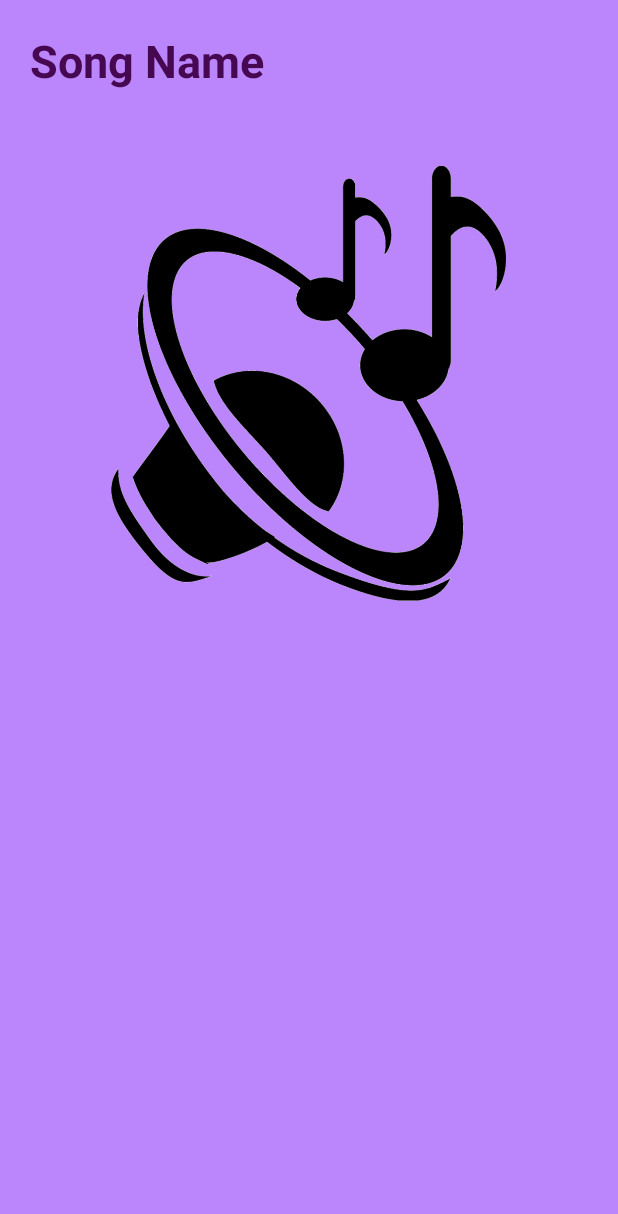
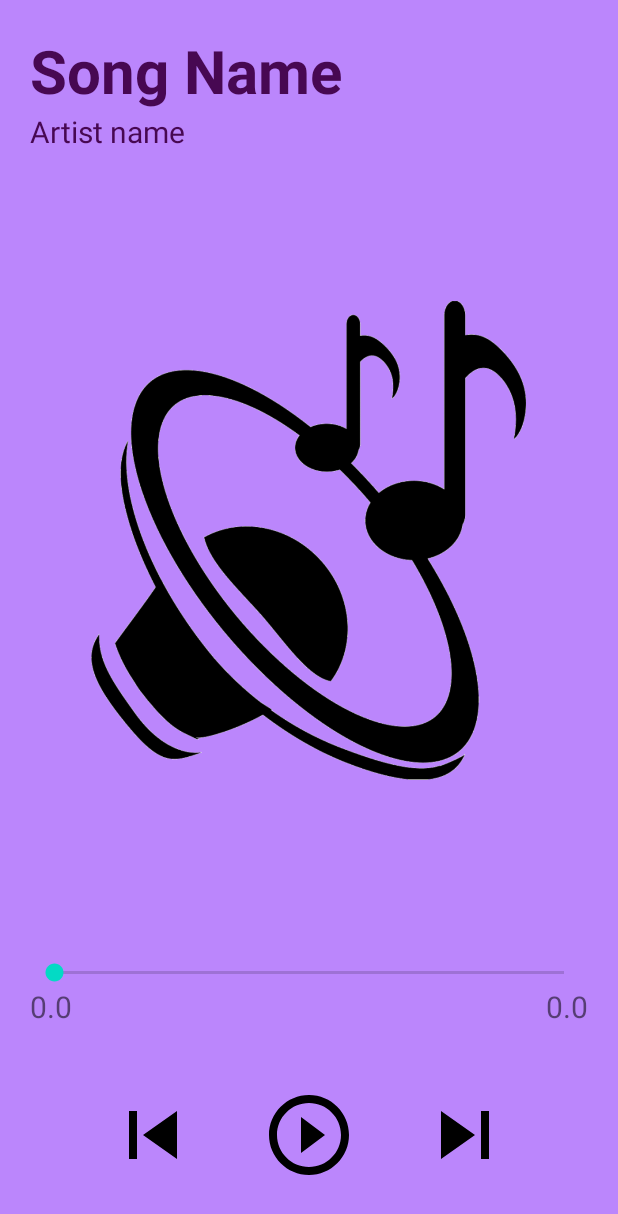
Before and after one commit to ThejanB/CT-Music-Player, an Android app: the layout audio_card.xml on its own in the app's theme, with its tools: preview values and no code run, on a phone screen of 412 x 824 dp. Shown: the top 1214 px of the screen. Run offline under Robolectric (Android 15) with nearby library versions, the phone set to English and light mode, and no system bars.

Commit message:
Created Audio card to display current playing audio/song

```diff
--- a/app/src/main/res/drawable/baseline_pause_circle_outline_24.xml
+++ b/app/src/main/res/drawable/baseline_pause_circle_outline_24.xml
@@ -1,6 +1,6 @@
 <vector xmlns:android="http://schemas.android.com/apk/res/android"
     android:height="64dp"
-    android:tint="#FFFFFF"
+    android:tint="#000000"
     android:viewportHeight="24"
     android:viewportWidth="24"
     android:width="64dp">
--- a/app/src/main/res/drawable/baseline_play_circle_outline_24.xml
+++ b/app/src/main/res/drawable/baseline_play_circle_outline_24.xml
@@ -1,6 +1,6 @@
 <vector xmlns:android="http://schemas.android.com/apk/res/android"
     android:height="64dp"
-    android:tint="#FFFFFF"
+    android:tint="#000000"
     android:viewportHeight="24"
     android:viewportWidth="24"
     android:width="64dp">
--- a/app/src/main/res/drawable/baseline_skip_next_24.xml
+++ b/app/src/main/res/drawable/baseline_skip_next_24.xml
@@ -1,6 +1,6 @@
 <vector xmlns:android="http://schemas.android.com/apk/res/android"
     android:height="64dp"
-    android:tint="#FFFFFF"
+    android:tint="#000000"
     android:viewportHeight="24"
     android:viewportWidth="24"
     android:width="64dp">
--- a/app/src/main/res/drawable/baseline_skip_previous_24.xml
+++ b/app/src/main/res/drawable/baseline_skip_previous_24.xml
@@ -1,6 +1,6 @@
 <vector xmlns:android="http://schemas.android.com/apk/res/android"
     android:height="64dp"
-    android:tint="#FFFFFF"
+    android:tint="#000000"
     android:viewportHeight="24"
     android:viewportWidth="24"
     android:width="64dp">
--- a/app/src/main/res/layout/audio_card.xml
+++ b/app/src/main/res/layout/audio_card.xml
@@ -11,26 +11,110 @@
         android:layout_width="match_parent"
         android:layout_height="wrap_content"
         android:text="@string/song_name"
-        android:textSize="30sp"
+        android:textSize="40sp"
         android:textStyle="bold"
         android:textColor="#470852"
         android:maxLines="1"
-        android:layout_margin="20dp"
+        android:layout_marginHorizontal="20dp"
+        android:layout_marginTop="20dp"
+        android:layout_marginBottom="0dp"
         android:layout_centerHorizontal="true"
+        android:ellipsize="marquee" />
+
+    <TextView
+        android:id="@+id/audioCardArtistName"
+        android:layout_width="match_parent"
+        android:layout_height="wrap_content"
+        android:text="Artist name"
+        android:textSize="20sp"
+        android:textColor="#470852"
+        android:maxLines="1"
+        android:layout_marginHorizontal="20dp"
+        android:layout_below="@id/audioCardSongName"
         android:ellipsize="marquee" />
 
     <ImageView
         android:id="@+id/audioCardImage"
         android:layout_width="350dp"
         android:layout_height="350dp"
-        android:layout_below="@id/audioCardSongName"
+        android:layout_below="@id/audioCardArtistName"
+        android:layout_above="@id/audioCardDuration"
         android:layout_centerHorizontal="true"
+        android:contentDescription="@string/audio_card_image"
         android:src="@drawable/music_notes_symbol"
         android:padding="30dp" />
 
+    <RelativeLayout
+        android:id="@+id/audioCardDuration"
+        android:layout_width="match_parent"
+        android:layout_height="wrap_content"
+        android:layout_above="@id/audioCardControlButtons"
+        android:padding="20dp">
 
+        <SeekBar
+            android:id="@+id/audioCardSeekBar"
+            android:layout_width="match_parent"
+            android:layout_height="wrap_content"
+            android:backgroundTint="@color/white"/>
 
+        <TextView
+            android:id="@+id/audioCardCurrentDuration"
+            android:layout_width="wrap_content"
+            android:layout_height="wrap_content"
+            android:text="0.0"
+            android:textSize="20sp"
+            android:layout_below="@id/audioCardSeekBar"/>
 
+        <TextView
+            android:id="@+id/audioCardTotalDuration"
+            android:layout_width="wrap_content"
+            android:layout_height="wrap_content"
+            android:text="0.0"
+            android:textSize="20sp"
+            android:layout_alignParentEnd="true"
+            android:layout_below="@id/audioCardSeekBar"/>
 
+    </RelativeLayout>
+
+    <RelativeLayout
+        android:id="@+id/audioCardControlButtons"
+        android:layout_width="match_parent"
+        android:layout_height="wrap_content"
+        android:layout_marginHorizontal="50dp"
+        android:layout_alignParentBottom="true"
+        android:layout_marginBottom="15dp">
+
+        <ImageButton
+            android:id="@+id/audioCardPreviousButton"
+            android:layout_width="wrap_content"
+            android:layout_height="wrap_content"
+            android:layout_centerVertical="true"
+            android:layout_alignParentStart="true"
+            android:layout_margin="20dp"
+            android:background="@android:color/transparent"
+            android:contentDescription="Previous Button"
+            android:src="@drawable/baseline_skip_previous_24" />
+
+        <ImageButton
+            android:id="@+id/audioCardPlayButton"
+            android:layout_width="wrap_content"
+            android:layout_height="wrap_content"
+            android:layout_centerHorizontal="true"
+            android:layout_centerVertical="true"
+            android:layout_margin="20dp"
+            android:background="@android:color/transparent"
+            android:contentDescription="Play Button"
+            android:src="@drawable/baseline_play_circle_outline_24" />
+
+        <ImageButton
+            android:id="@+id/audioCardNextButton"
+            android:layout_width="wrap_content"
+            android:layout_alignParentEnd="true"
+            android:layout_height="wrap_content"
+            android:layout_margin="20dp"
+            android:background="@android:color/transparent"
+            android:contentDescription="Next Button"
+            android:src="@drawable/baseline_skip_next_24" />
+    </RelativeLayout>
 
 </RelativeLayout>
--- a/app/src/main/res/values/strings.xml
+++ b/app/src/main/res/values/strings.xml
@@ -8,4 +8,5 @@
     <string name="permission_required_toast">Permission is required to access media files. Allow permission in settings to use the music player.</string>
     <string name="songImage">Song Image</string>
     <string name="song_name">Song Name</string>
+    <string name="audio_card_image">Audio card image</string>
 </resources>
```
